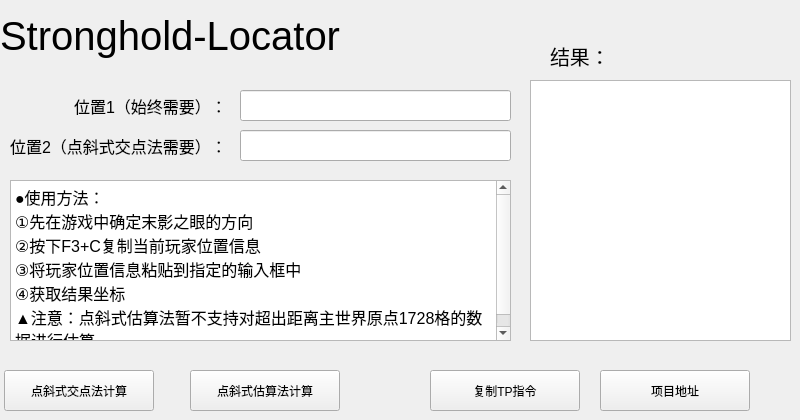
First picture: the form in qtgui.ui, repository Shrans/Stronghold-Locator, before the edit.
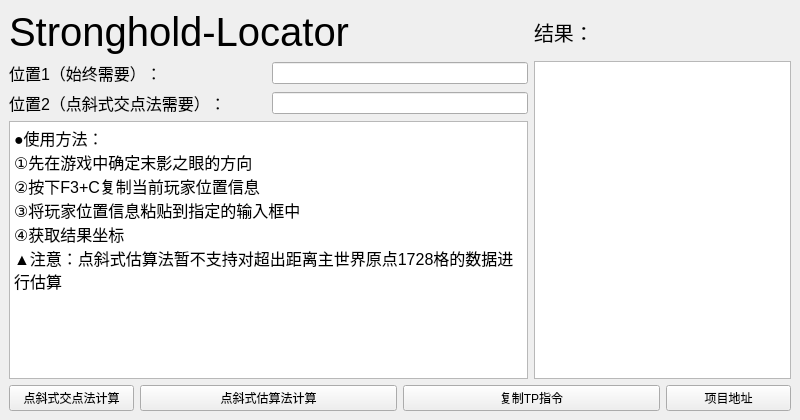
Second picture: the form after the edit.

The edit to the form file:
```diff
--- a/qtgui.ui
+++ b/qtgui.ui
@@ -14,15 +14,9 @@
    <string>MainWindow</string>
   </property>
   <widget class="QWidget" name="centralwidget">
+   <layout class="QGridLayout" name="gridLayout">
+    <item row="0" column="0" colspan="3">
    <widget class="QLabel" name="label">
-    <property name="geometry">
-     <rect>
-      <x>0</x>
-      <y>0</y>
-      <width>391</width>
-      <height>71</height>
-     </rect>
-    </property>
     <property name="font">
      <font>
       <pointsize>30</pointsize>
@@ -32,15 +26,54 @@
      <string>Stronghold-Locator</string>
     </property>
    </widget>
+    </item>
+    <item row="0" column="4" colspan="2">
+     <widget class="QLabel" name="label_4">
+      <property name="font">
+       <font>
+        <pointsize>15</pointsize>
+       </font>
+      </property>
+      <property name="text">
+       <string>结果：</string>
+      </property>
+     </widget>
+    </item>
+    <item row="1" column="0" colspan="2">
+     <widget class="QLabel" name="label_2">
+      <property name="font">
+       <font>
+        <pointsize>12</pointsize>
+       </font>
+      </property>
+      <property name="text">
+       <string>位置1（始终需要）：</string>
+      </property>
+     </widget>
+    </item>
+    <item row="1" column="2" colspan="2">
+     <widget class="QLineEdit" name="xyt_1"/>
+    </item>
+    <item row="1" column="4" rowspan="3" colspan="2">
+     <widget class="QTextBrowser" name="print_out"/>
+    </item>
+    <item row="2" column="0" colspan="2">
+     <widget class="QLabel" name="label_3">
+      <property name="font">
+       <font>
+        <pointsize>12</pointsize>
+       </font>
+      </property>
+      <property name="text">
+       <string>位置2（点斜式交点法需要）：</string>
+      </property>
+     </widget>
+    </item>
+    <item row="2" column="2" colspan="2">
+     <widget class="QLineEdit" name="xyt_2"/>
+    </item>
+    <item row="3" column="0" colspan="4">
    <widget class="QTextBrowser" name="textBrowser">
-    <property name="geometry">
-     <rect>
-      <x>10</x>
-      <y>180</y>
-      <width>501</width>
-      <height>161</height>
-     </rect>
-    </property>
     <property name="html">
      <string>&lt;!DOCTYPE HTML PUBLIC &quot;-//W3C//DTD HTML 4.0//EN&quot; &quot;http://www.w3.org/TR/REC-html40/strict.dtd&quot;&gt;
 &lt;html&gt;&lt;head&gt;&lt;meta name=&quot;qrichtext&quot; content=&quot;1&quot; /&gt;&lt;meta charset=&quot;utf-8&quot; /&gt;&lt;style type=&quot;text/css&quot;&gt;
@@ -57,142 +90,36 @@
 &lt;p style=&quot; margin-top:0px; margin-bottom:0px; margin-left:0px; margin-right:0px; -qt-block-indent:0; text-indent:0px;&quot;&gt;&lt;span style=&quot; font-size:12pt;&quot;&gt;▲注意：点斜式估算法暂不支持对超出距离主世界原点1728格的数据进行估算&lt;/span&gt;&lt;/p&gt;&lt;/body&gt;&lt;/html&gt;</string>
     </property>
    </widget>
-   <widget class="QLineEdit" name="xyt_1">
-    <property name="geometry">
-     <rect>
-      <x>240</x>
-      <y>90</y>
-      <width>271</width>
-      <height>31</height>
-     </rect>
-    </property>
-   </widget>
-   <widget class="QLineEdit" name="xyt_2">
-    <property name="geometry">
-     <rect>
-      <x>240</x>
-      <y>130</y>
-      <width>271</width>
-      <height>31</height>
-     </rect>
-    </property>
-   </widget>
-   <widget class="QLabel" name="label_2">
-    <property name="geometry">
-     <rect>
-      <x>74</x>
-      <y>90</y>
-      <width>161</width>
-      <height>31</height>
-     </rect>
-    </property>
-    <property name="font">
-     <font>
-      <pointsize>12</pointsize>
-     </font>
-    </property>
-    <property name="text">
-     <string>位置1（始终需要）：</string>
-    </property>
-   </widget>
-   <widget class="QLabel" name="label_3">
-    <property name="geometry">
-     <rect>
-      <x>10</x>
-      <y>130</y>
-      <width>221</width>
-      <height>31</height>
-     </rect>
-    </property>
-    <property name="font">
-     <font>
-      <pointsize>12</pointsize>
-     </font>
-    </property>
-    <property name="text">
-     <string>位置2（点斜式交点法需要）：</string>
-    </property>
-   </widget>
+    </item>
+    <item row="4" column="0">
    <widget class="QPushButton" name="dx_jd">
-    <property name="geometry">
-     <rect>
-      <x>4</x>
-      <y>370</y>
-      <width>150</width>
-      <height>41</height>
-     </rect>
-    </property>
     <property name="text">
      <string>点斜式交点法计算</string>
     </property>
    </widget>
+    </item>
+    <item row="4" column="1" colspan="2">
    <widget class="QPushButton" name="dx_gs">
-    <property name="geometry">
-     <rect>
-      <x>190</x>
-      <y>370</y>
-      <width>150</width>
-      <height>41</height>
-     </rect>
-    </property>
     <property name="text">
      <string>点斜式估算法计算</string>
     </property>
    </widget>
-   <widget class="QPushButton" name="about">
-    <property name="geometry">
-     <rect>
-      <x>600</x>
-      <y>370</y>
-      <width>150</width>
-      <height>41</height>
-     </rect>
-    </property>
-    <property name="text">
-     <string>项目地址</string>
-    </property>
-   </widget>
-   <widget class="QTextBrowser" name="print_out">
-    <property name="geometry">
-     <rect>
-      <x>530</x>
-      <y>80</y>
-      <width>261</width>
-      <height>261</height>
-     </rect>
-    </property>
-   </widget>
-   <widget class="QLabel" name="label_4">
-    <property name="geometry">
-     <rect>
-      <x>550</x>
-      <y>40</y>
-      <width>111</width>
-      <height>31</height>
-     </rect>
-    </property>
-    <property name="font">
-     <font>
-      <pointsize>15</pointsize>
-     </font>
-    </property>
-    <property name="text">
-     <string>结果：</string>
-    </property>
-   </widget>
+    </item>
+    <item row="4" column="3" colspan="2">
    <widget class="QPushButton" name="copy_tp">
-    <property name="geometry">
-     <rect>
-      <x>430</x>
-      <y>370</y>
-      <width>150</width>
-      <height>41</height>
-     </rect>
-    </property>
     <property name="text">
      <string>复制TP指令</string>
     </property>
    </widget>
+    </item>
+    <item row="4" column="5">
+     <widget class="QPushButton" name="about">
+      <property name="text">
+       <string>项目地址</string>
+      </property>
+     </widget>
+    </item>
+   </layout>
    <zorder>print_out</zorder>
    <zorder>label</zorder>
    <zorder>textBrowser</zorder>
```
Lines whose indentation alone changed are shown as unchanged.
